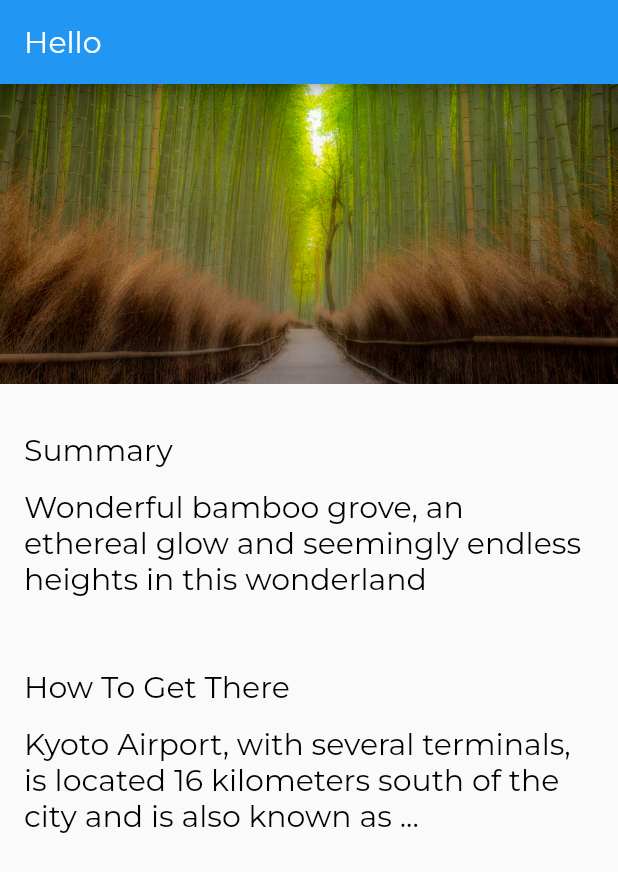
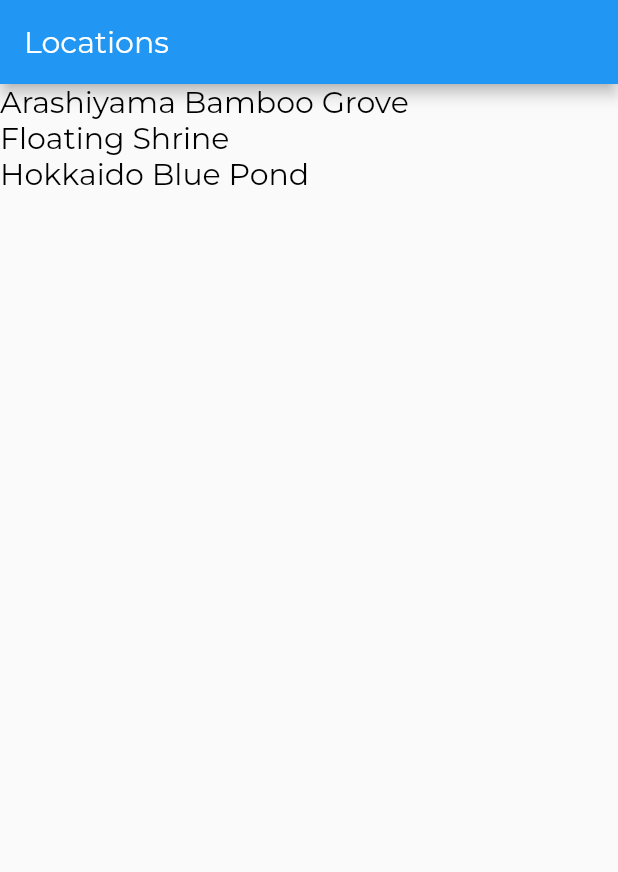
Before and after one commit to 4ndrelim/flutter_tutorial, a Flutter app: the screen it shows after launch, on a phone screen of 412 x 824 dp. Shown: the top 872 px of the screen. Run offline on Flutter 3.47's test engine with Material 2 defaults, Android fonts, the phone set to English and light mode, and no system bars.

Commit message:
Start building location listing screen

```diff
--- a/lib/app.dart
+++ b/lib/app.dart
@@ -1,12 +1,12 @@
 import 'package:flutter/material.dart';
-import 'screens/location_detail/location_detail.dart';
+import 'screens/locations/locations.dart';
 import 'style.dart';
 
 class App extends StatelessWidget {
   @override
   Widget build(BuildContext context) {
     return MaterialApp(
-      home: LocationDetail(),
+      home: Locations(),
       // something general
       theme: ThemeData(
         // let us define how widgets are styled in the app
--- a/lib/models/location.dart
+++ b/lib/models/location.dart
@@ -2,15 +2,29 @@ import 'package:flutter/material.dart';
 import 'location_fact.dart';
 
 class Location {
+  final int id;
   String name;
   String imagePath;
   final List<LocationFact> facts;
 
-  Location(this.name, this.imagePath, this.facts);
+  Location(this.id, this.name, this.imagePath, this.facts);
 
   static List<Location> fetchAll() {
     return [
-      Location('Arashiyama Bamboo Grove', 'assets/images/Arashiyama.jpg', [
+      Location(1, 'Arashiyama Bamboo Grove', 'assets/images/Arashiyama.jpg', [
+        LocationFact('Summary',
+            "Wonderful bamboo grove, an ethereal glow and seemingly endless heights in this wonderland"),
+        LocationFact('How To Get There',
+            'Kyoto Airport, with several terminals, is located 16 kilometers south of the city and is also known as ...'),
+      ]),
+      Location(
+          2, 'Floating Shrine', 'assets/images/Miyajima_Floating_shrine.jpg', [
+        LocationFact('Summary',
+            "Wonderful bamboo grove, an ethereal glow and seemingly endless heights in this wonderland"),
+        LocationFact('How To Get There',
+            'Kyoto Airport, with several terminals, is located 16 kilometers south of the city and is also known as ...'),
+      ]),
+      Location(3, 'Hokkaido Blue Pond', 'assets/images/blue_pond.jpg', [
         LocationFact('Summary',
             "Wonderful bamboo grove, an ethereal glow and seemingly endless heights in this wonderland"),
         LocationFact('How To Get There',
--- /dev/null
+++ b/lib/screens/locations/locations.dart
@@ -0,0 +1,25 @@
+import 'package:flutter/material.dart';
+import '../../app.dart';
+import '../../models/location.dart';
+
+class Locations extends StatelessWidget {
+  @override
+  Widget build(BuildContext context) {
+    final locations = Location.fetchAll();
+    return Scaffold(
+      appBar: AppBar(
+        title: Text('Locations'),
+      ),
+      body: ListView(
+        children: locations
+            .map((location) => GestureDetector(
+                  child: Text(location.name),
+                  onTap: () => _onLocationTap(context, location.id),
+                ))
+            .toList(),
+      ),
+    );
+  }
+
+  void _onLocationTap(BuildContext context, int locationID) {}
+}
```
